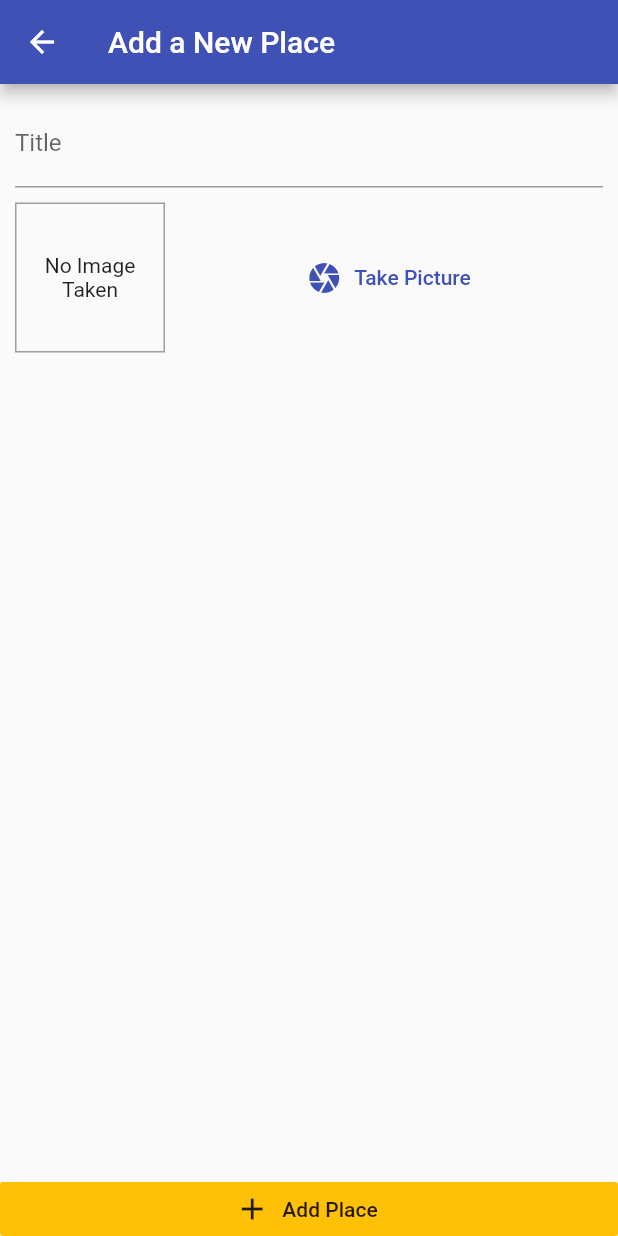
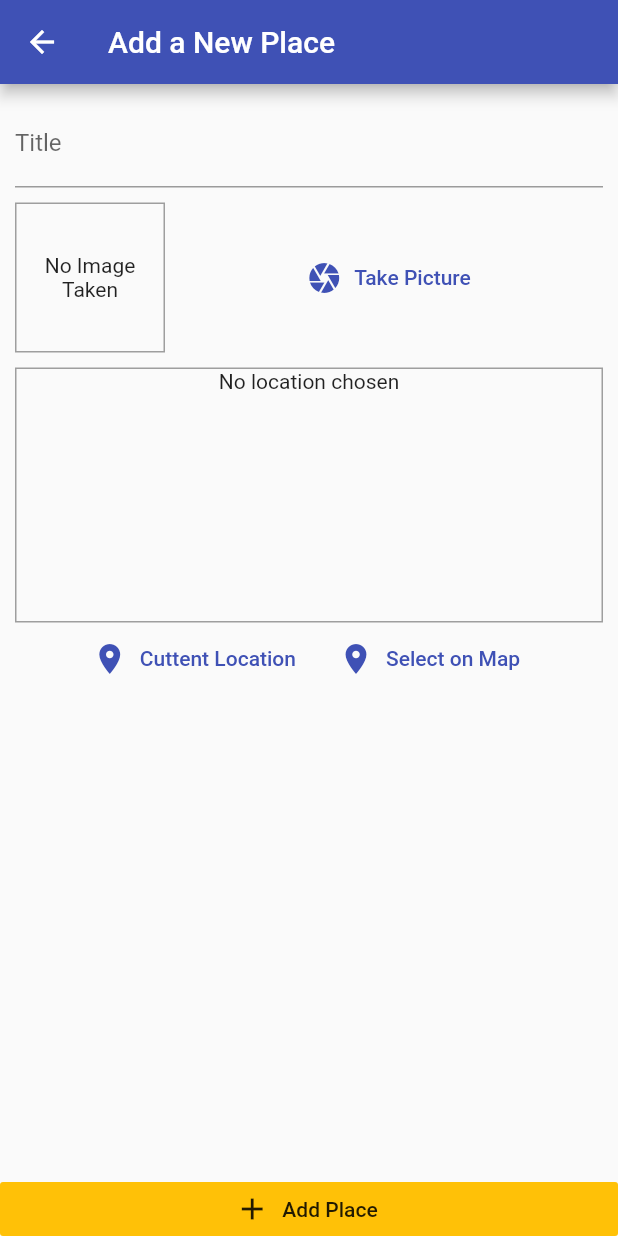
Before and after one commit to GBRBD/great_places_app, a Flutter app: the AddPlaceScreen screen opened by its route, on a phone screen of 412 x 824 dp. Run offline on Flutter 3.47's test engine with Material 2 defaults, Android fonts, the phone set to English and light mode, and no system bars; our stand-ins replace image_picker, sqflite; accounts and stored records are empty.

Commit message:
Adding a Location Input & The "location" Package

```diff
--- a/lib/screens/add_place.screen.dart
+++ b/lib/screens/add_place.screen.dart
@@ -1,5 +1,6 @@
 import 'dart:io';
 import 'package:flutter/material.dart';
+import 'package:great_places_app/widgets/location_input.dart';
 import 'package:provider/provider.dart';
 
 import '../providers/great_places.provider.dart';
@@ -52,6 +53,10 @@ class _AddPlaceScreenState extends State<AddPlaceScreen> {
                       height: 10,
                     ),
                     ImageInput(_selectImage),
+                    SizedBox(
+                      height: 10,
+                    ),
+                    LocationInput()
                   ],
                 ),
               ),
--- /dev/null
+++ b/lib/widgets/location_input.dart
@@ -0,0 +1,55 @@
+import 'package:flutter/material.dart';
+
+class LocationInput extends StatefulWidget {
+  @override
+  _LocationInputState createState() => _LocationInputState();
+}
+
+class _LocationInputState extends State<LocationInput> {
+  String _previewImageUrl;
+
+  @override
+  Widget build(BuildContext context) {
+    return Column(
+      children: <Widget>[
+        Container(
+          height: 170,
+          width: double.infinity,
+          decoration: BoxDecoration(
+            border: Border.all(
+              width: 1,
+              color: Colors.grey,
+            ),
+          ),
+          child: _previewImageUrl == null
+              ? Text(
+                  'No location chosen',
+                  textAlign: TextAlign.center,
+                )
+              : Image.network(
+                  _previewImageUrl,
+                  fit: BoxFit.cover,
+                  width: double.infinity,
+                ),
+        ),
+        Row(
+          mainAxisAlignment: MainAxisAlignment.center,
+          children: <Widget>[
+            FlatButton.icon(
+              icon: Icon(Icons.location_on),
+              label: Text('Cuttent Location'),
+              textColor: Theme.of(context).primaryColor,
+              onPressed: () {},
+            ),
+            FlatButton.icon(
+              icon: Icon(Icons.location_on),
+              label: Text('Select on Map'),
+              textColor: Theme.of(context).primaryColor,
+              onPressed: () {},
+            ),
+          ],
+        )
+      ],
+    );
+  }
+}
--- a/pubspec.yaml
+++ b/pubspec.yaml
@@ -24,6 +24,7 @@ dependencies:
   path_provider: ^1.5.1
   path: ^1.6.4
   sqflite: ^1.2.0
+  location: ^2.3.5
 
   # The following adds the Cupertino Icons font to your application.
   # Use with the CupertinoIcons class for iOS style icons.
```
Also changed, not shown: pubspec.lock, 2 other files.
